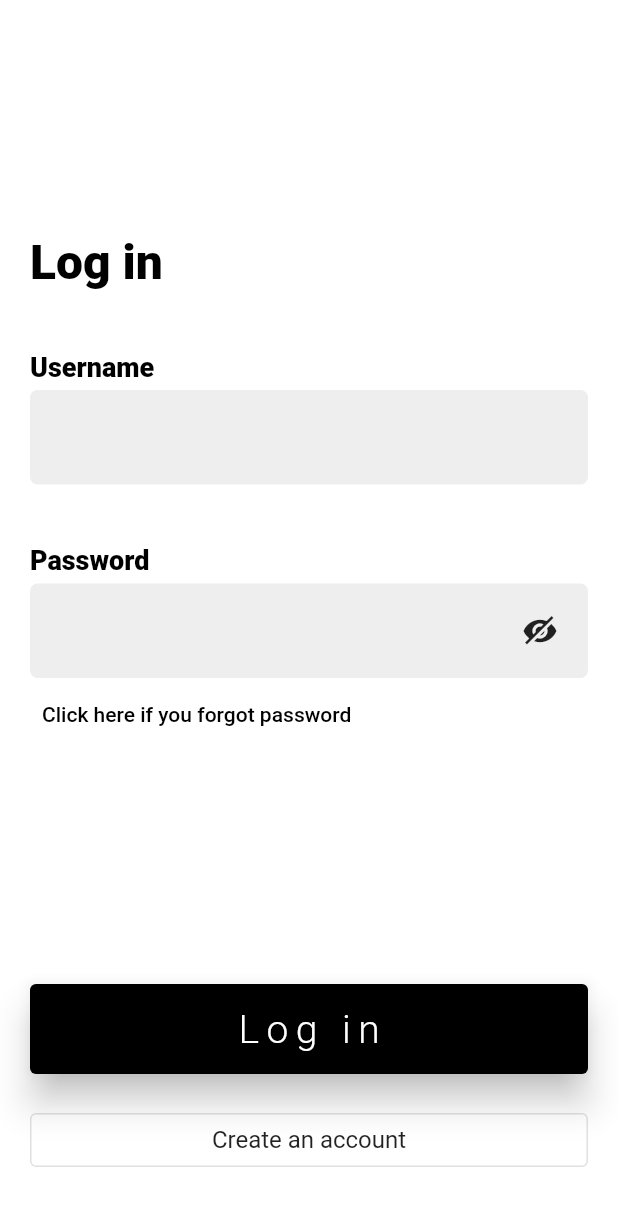
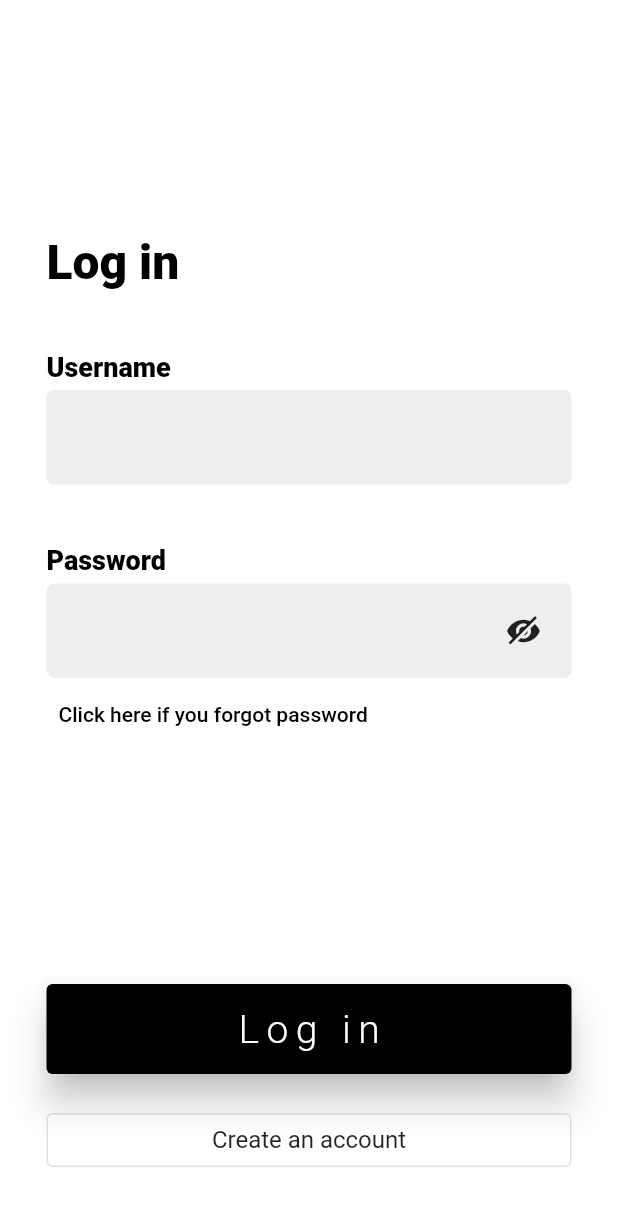
Before and after one commit to KhorunzhyiAl/qhub, a Flutter app: the SignUpScreen screen opened by its route, after a tap on the "visibility off" icon, after a tap on "Log in", on a phone screen of 412 x 824 dp. Shown: the top 1206 px of the screen. Run offline on Flutter 3.47's test engine with Material 2 defaults, Android fonts, the phone set to English and light mode, and no system bars.

Commit message:
Fixed pixels overflow problem

```diff
--- a/lib/MyWidgets/LineInputField.dart
+++ b/lib/MyWidgets/LineInputField.dart
@@ -2,11 +2,10 @@ import 'package:flutter/material.dart';
 import 'package:qhub/MyWidgets/Flipper.dart';
 
 class LineInputField extends StatefulWidget {
-  final String placeholder;
   final bool isPassword;
   bool _obscureText = false;
 
-  LineInputField(this.placeholder, {this.isPassword = false}) {
+  LineInputField({this.isPassword = false}) {
     if (isPassword) _obscureText = true;
   }
 
--- a/lib/Screens/LogInScreen.dart
+++ b/lib/Screens/LogInScreen.dart
@@ -1,3 +1,5 @@
+import 'dart:math';
+
 import 'package:flutter/material.dart';
 import 'package:qhub/MyWidgets/LineInputField.dart';
 
@@ -5,48 +7,31 @@ class LogInScreen extends StatelessWidget {
   @override
   Widget build(BuildContext context) {
     final theme = Theme.of(context);
+    final screenHeight = MediaQuery.of(context).size.height;
 
     return Scaffold(
       body: Container(
         color: Colors.white,
+        child: SingleChildScrollView(
           child: Container(
-          padding: EdgeInsets.symmetric(horizontal: 20),
+            height: max(screenHeight, 600),
+            alignment: Alignment.center,
+            child: Container(
+              width: 350,
               child: Column(
                 mainAxisAlignment: MainAxisAlignment.spaceBetween,
                 crossAxisAlignment: CrossAxisAlignment.stretch,
                 children: <Widget>[
                   const Spacer(),
-
-              // Label
-              Text(
-                'Log in',
-                style: theme.textTheme.headline1,
-              ),
-
-              // Username
+                  Text('Log in', style: theme.textTheme.headline1),
                   const SizedBox(height: 40),
-              Text(
-                'Username',
-                style: theme.textTheme.headline6,
-              ),
+                  Text('Username', style: theme.textTheme.headline6),
                   const SizedBox(height: 5),
-              LineInputField(
-                '',
-              ),
-
-              // Password
+                  LineInputField(),
                   const SizedBox(height: 40),
-              Text(
-                'Password',
-                style: theme.textTheme.headline6,
-              ),
+                  Text('Password', style: theme.textTheme.headline6),
                   const SizedBox(height: 5),
-              LineInputField(
-                '',
-                isPassword: true,
-              ),
-
-              // Forgot password
+                  LineInputField(isPassword: true),
                   Container(
                     alignment: Alignment.centerLeft,
                     child: TextButton(
@@ -54,29 +39,25 @@ class LogInScreen extends StatelessWidget {
                       child: const Text('Click here if you forgot password'),
                     ),
                   ),
-
                   const Spacer(),
-              // Buttons
                   ElevatedButton(
                     onPressed: () {},
-                child: const Text(
-                  'Log in',
-                ),
+                    child: const Text('Log in'),
                   ),
                   const SizedBox(height: 20),
                   OutlinedButton(
                     onPressed: () {
                       Navigator.pushNamed(context, '/sign_up');
                     },
-                child: const Text(
-                  "Create an account",
-                ),
+                    child: const Text("Create an account"),
                   ),
                   const SizedBox(height: 40),
                 ],
               ),
             ),
           ),
+        ),
+      ),
     );
   }
 }
--- a/lib/Screens/SignUpScreen.dart
+++ b/lib/Screens/SignUpScreen.dart
@@ -1,7 +1,11 @@
+import 'dart:math';
+
 import 'package:flutter/material.dart';
 import 'package:qhub/MyWidgets/LineInputField.dart';
 
 class SignUpScreen extends StatelessWidget {
+
+
   @override
   Widget build(BuildContext context) {
     final theme = Theme.of(context);
@@ -12,71 +16,39 @@ class SignUpScreen extends StatelessWidget {
         color: Colors.white,
         child: SingleChildScrollView(
           child: Container(
-            height: screenHeight,
-            padding: EdgeInsets.symmetric(horizontal: 20),
+            height: max(screenHeight, 660),
+            alignment: Alignment.center,
+            child: Container(
+              width: 350,
               child: Column(
                 mainAxisAlignment: MainAxisAlignment.spaceBetween,
                 crossAxisAlignment: CrossAxisAlignment.stretch,
                 children: <Widget>[
                   const Spacer(),
-
-                // Label
-                Text(
-                  'Sign up',
-                  style: theme.textTheme.headline1,
-                ),
-
-                // Fields
-                // Username
+                  Text('Sign up', style: theme.textTheme.headline1),
                   const SizedBox(height: 40),
-                Text(
-                  'Username',
-                  style: theme.textTheme.headline6,
-                ),
+                  Text('Username', style: theme.textTheme.headline6),
                   const SizedBox(height: 5),
-                LineInputField(
-                  '',
-                ),
-
-                // Password
+                  LineInputField(),
                   const SizedBox(height: 40),
-                Text(
-                  'Password',
-                  style: theme.textTheme.headline6,
-                ),
+                  Text('Password', style: theme.textTheme.headline6),
                   const SizedBox(height: 5),
-                LineInputField(
-                  '',
-                  isPassword: true,
-                ),
-                // Repeat password
+                  LineInputField(isPassword: true),
                   const SizedBox(height: 40),
-                Text(
-                  'Repeat password',
-                  style: theme.textTheme.headline6,
-                ),
+                  Text('Repeat password', style: theme.textTheme.headline6),
                   const SizedBox(height: 5),
-                LineInputField(
-                  '',
-                  isPassword: true,
-                ),
-
+                  LineInputField(isPassword: true),
                   const Spacer(),
-                // Buttons
                   ElevatedButton(
                     onPressed: () {},
-                  child: const Text(
-                    'Sign up',
-                  ),
+                    child: const Text('Sign up'),
                   ),
                   const SizedBox(height: 20),
                   OutlinedButton(
                     onPressed: () {
                       Navigator.pushNamed(context, '/log_in');
                     },
-                  child: const Text(
-                    "Log in",
-                  ),
+                    child: const Text("Log in"),
                   ),
                   const SizedBox(height: 40),
                 ],
@@ -84,6 +56,7 @@ class SignUpScreen extends StatelessWidget {
             ),
           ),
         ),
+      ),
     );
   }
 }
```
Lines whose indentation alone changed are shown as unchanged.
